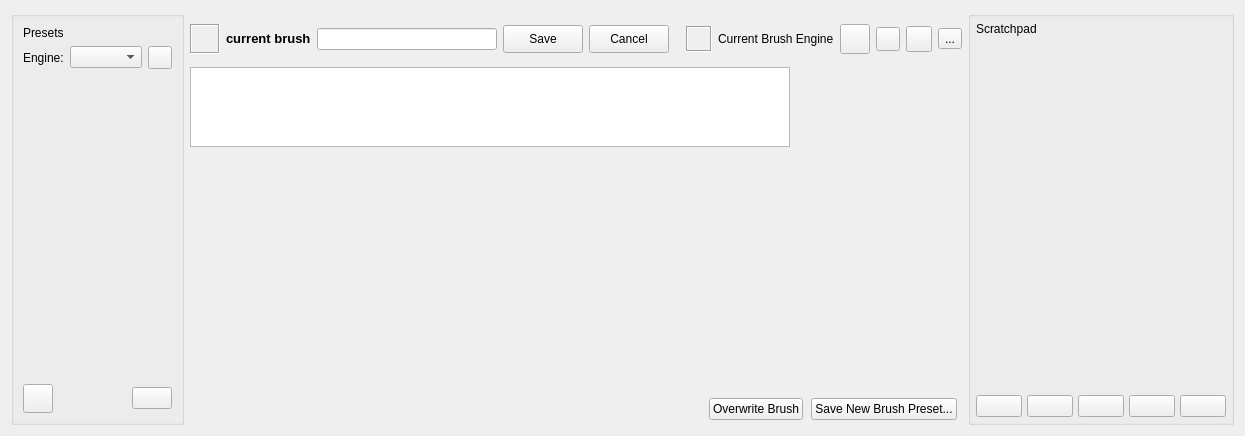
Before: the Qt Designer form libs/ui/forms/wdgpaintopsettings.ui in KDE/krita, drawn with Qt 5.
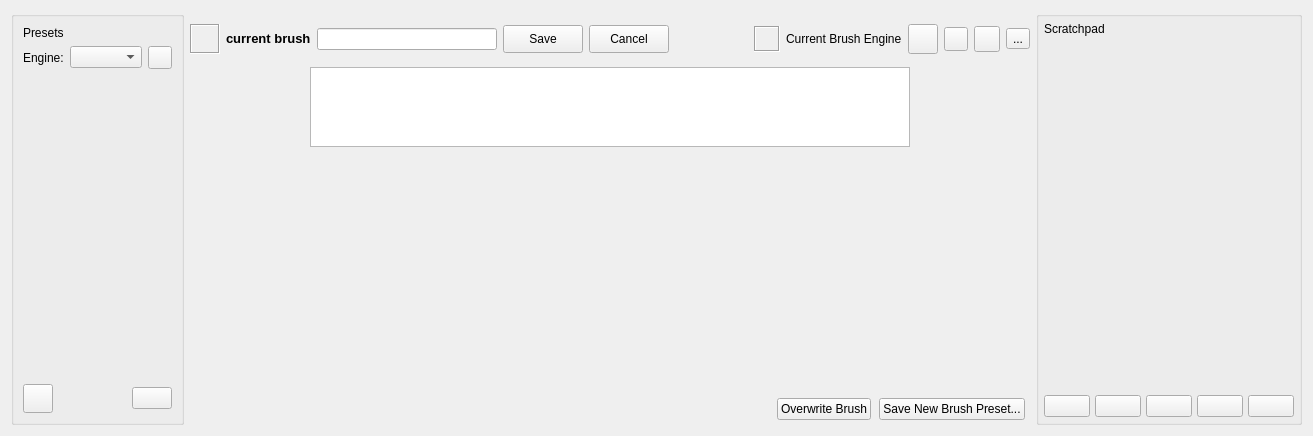
After: the same form once the commit is applied. Custom widgets are drawn as their Qt base class.

Commit message: Improve UI for instant preview slider

The edit to the form file:
```diff
--- a/libs/ui/forms/wdgpaintopsettings.ui
+++ b/libs/ui/forms/wdgpaintopsettings.ui
@@ -6,7 +6,7 @@
    <rect>
     <x>0</x>
     <y>0</y>
-    <width>1245</width>
+    <width>1313</width>
     <height>436</height>
    </rect>
   </property>
@@ -424,7 +424,7 @@
        <item>
         <widget class="KisPresetLivePreviewView" name="liveBrushPreviewView">
          <property name="sizePolicy">
-          <sizepolicy hsizetype="Fixed" vsizetype="Fixed">
+          <sizepolicy hsizetype="MinimumExpanding" vsizetype="Fixed">
            <horstretch>0</horstretch>
            <verstretch>0</verstretch>
           </sizepolicy>
@@ -478,19 +478,6 @@
          </property>
         </widget>
        </item>
-       <item>
-        <spacer name="horizontalSpacer_3">
-         <property name="orientation">
-          <enum>Qt::Horizontal</enum>
-         </property>
-         <property name="sizeHint" stdset="0">
-          <size>
-           <width>40</width>
-           <height>20</height>
-          </size>
-         </property>
-        </spacer>
-       </item>
       </layout>
      </item>
      <item>
```
The commit also changes 1 other file.
